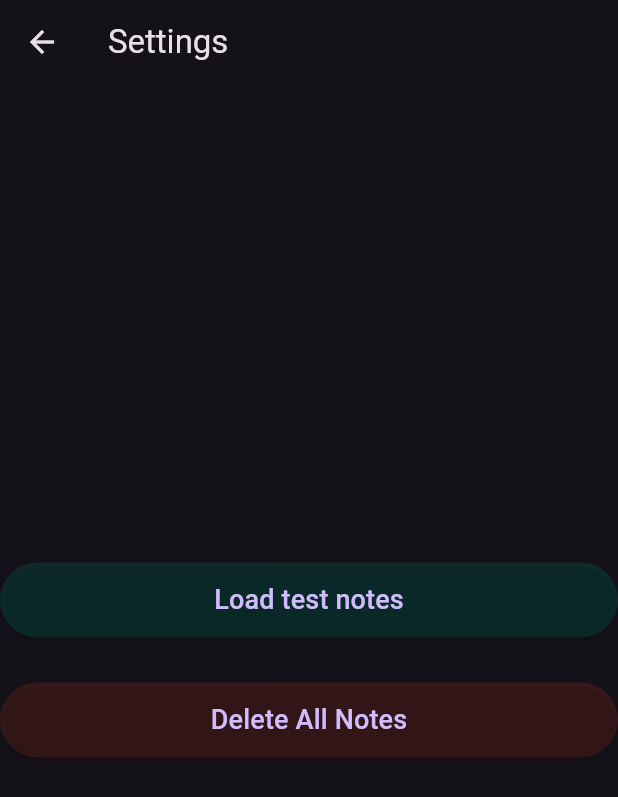
After one commit to PedroMachado042/notez-app, a Flutter app: the SettingsPage screen opened directly, after a tap on "Load test notes", on a phone screen of 412 x 824 dp. The commit adds this screen. Shown: the top 797 px of the screen. Run offline on Flutter 3.47's test engine with Material 3 defaults, Android fonts, the phone set to English and light mode, and no system bars; our stand-ins replace hive_flutter; accounts and stored records are empty.

Commit message:
Settings page

```diff
--- /dev/null
+++ b/lib/data/dummy_data.dart
@@ -0,0 +1,59 @@
+import 'package:hive_flutter/hive_flutter.dart';
+import 'package:notez/data/notifiers.dart';
+
+void loadDummy() {
+  List a = [
+    [
+      'Lista de Compras',
+      '- mamão \n- banana \n- ovos \n- presunto \n- pizza \n- doritos',
+    ],
+    [
+      'Livros',
+      """A mandíbula de Caim
+Moby Dick
+20 Mil Léguas Submarinas
+A Arte da Guerra
+Pequeno Príncipe
+Ilíada/Odisseia
+A Revolução dos Bichos
+A Culpa é das Estrelas
+Magnus Chase
+O Diário de Hass
+Elektra
+O Segredo de Luísa
+Justiça
+Criação - Gore Vidal
+O Andar do Bêbado
+Algorithms to Live By
+King Warrior Magician Lover
+Endurance: A Year in Space
+Código Limpo""",
+    ],
+    [
+      'Frases',
+      '''"Aquele que luta com monstros deve ter cuidado para não se tornar um monstro - E se você olhar por muito tempo para um abismo, o abismo também olha para dentro de você."
+-Nietzsche, Friedrich
+
+"O homem está condenado a ser livre - porque, uma vez lançado ao mundo, ele é responsável por tudo o que faz."
+-Sartre, Jean-Paul
+
+"Vivemos em um mundo onde temos que nos esconder para fazer amor - enquanto a violência é praticada em plena luz do dia."
+-Lennon, John
+
+"Todo o conhecimento humano começou com intuições - passou daí aos conceitos e terminou com ideias."
+-Kant, Immanuel
+
+"O maior castigo para aqueles que não se interessam por política é que serão governados pelos que se interessam."
+-Arnold, Nicholas Murray
+
+"Se queres prever o futuro - estuda o passado."
+-Confúcio''',
+    ],
+  ];
+  final _myBox = Hive.box('mybox');
+  a.forEach((i) {
+    _myBox.put(a.indexOf(i), a[a.indexOf(i)]);
+  });
+  notesLenght.value = _myBox.length;
+  print(_myBox.toMap());
+}
--- a/lib/main.dart
+++ b/lib/main.dart
@@ -6,9 +6,6 @@ void main() async {
   WidgetsFlutterBinding.ensureInitialized();
   // initialize hive;
   await Hive.initFlutter();
-
-  // open the box
-  var box = await Hive.openBox('mybox');
 
   runApp(const MyApp());
 }
--- a/lib/view/pages/note_page.dart
+++ b/lib/view/pages/note_page.dart
@@ -100,7 +100,7 @@ class _NotePageState extends State<NotePage> {
                 controller: controllerTxt,
                 maxLines: null,
                 keyboardType: TextInputType.multiline,
-                style: TextStyle(height: 2.5, fontSize: 16),
+                style: TextStyle(height: 2.2, fontSize: 16),
                 decoration: InputDecoration(
                   hintStyle: TextStyle(color: Colors.white30),
                   hintText: 'Escreva suas notas aqui',
--- a/lib/view/pages/notes_page.dart
+++ b/lib/view/pages/notes_page.dart
@@ -15,6 +15,7 @@ class _NotesPageState extends State<NotesPage> {
   @override
   void initState() {
     super.initState;
+    notesLenght.value = _myBox.length;
     setState(() {});
   }
 
@@ -35,7 +36,6 @@ class _NotesPageState extends State<NotesPage> {
                 value,
                 (index) => NotesContainerWidget(id: index),
               ),
-
             );
           },
         ),
--- /dev/null
+++ b/lib/view/pages/settings_page.dart
@@ -0,0 +1,113 @@
+import 'package:flutter/material.dart';
+import 'package:hive_flutter/hive_flutter.dart';
+import 'package:notez/data/dummy_data.dart';
+import 'package:notez/data/notifiers.dart';
+
+class SettingsPage extends StatefulWidget {
+  const SettingsPage({super.key});
+
+  @override
+  State<SettingsPage> createState() => _SettingsPageState();
+}
+
+class _SettingsPageState extends State<SettingsPage> {
+  final _myBox = Hive.box('mybox');
+  @override
+  Widget build(BuildContext context) {
+    return Scaffold(
+      appBar: AppBar(title: Text('Settings')),
+      body: Container(
+        width: double.infinity,
+        child: Column(
+          mainAxisAlignment: MainAxisAlignment.center,
+          crossAxisAlignment: CrossAxisAlignment.center,
+          spacing: 30,
+          children: [
+            SizedBox(
+              height: 50,
+              width: double.infinity,
+              child: ElevatedButton(
+                style: ElevatedButton.styleFrom(
+                  backgroundColor: const Color.fromARGB(
+                    50,
+                    0,
+                    150,
+                    135,
+                  ),
+                ),
+                onPressed: () {
+                  loadDummy();
+                },
+                child: Text(
+                  'Load test notes',
+                  style: TextStyle(fontSize: 18),
+                ),
+              ),
+            ),
+            SizedBox(
+              height: 50,
+              width: double.infinity,
+              child: ElevatedButton(
+                style: ElevatedButton.styleFrom(
+                  backgroundColor: const Color.fromARGB(
+                    40,
+                    244,
+                    67,
+                    54,
+                  ),
+                ),
+                onPressed: () {
+                  showDialog(
+                    context: context,
+                    builder: (context) {
+                      return AlertDialog(
+                        actionsAlignment:
+                            MainAxisAlignment.spaceBetween,
+                        title: Text('Delete All Notes?'),
+                        content: Text(
+                          'there is no comming back, bro',
+                        ),
+                        actions: [
+                          FilledButton(
+                            onPressed: () {
+                              Navigator.pop(context);
+                              _myBox.clear();
+                              notesLenght.value = 0;
+                              ScaffoldMessenger.of(
+                                context,
+                              ).showSnackBar(
+                                SnackBar(
+                                  content: Text('All notes were deleted...'),
+                                  duration: Duration(seconds: 3),
+                                  behavior: SnackBarBehavior.fixed,
+                                ),
+                              );
+                            },
+                            child: Text(
+                              'Delete',
+                              style: TextStyle(color: Colors.red),
+                            ),
+                          ),
+                          FilledButton(
+                            onPressed: () {
+                              Navigator.pop(context);
+                            },
+                            child: Text('Close'),
+                          ),
+                        ],
+                      );
+                    },
+                  );
+                },
+                child: Text(
+                  'Delete All Notes',
+                  style: TextStyle(fontSize: 18),
+                ),
+              ),
+            ),
+          ],
+        ),
+      ),
+    );
+  }
+}
--- a/lib/view/widget_tree.dart
+++ b/lib/view/widget_tree.dart
@@ -4,6 +4,7 @@ import 'package:hive_flutter/hive_flutter.dart';
 import 'package:notez/data/notifiers.dart';
 import 'package:notez/view/pages/note_page.dart';
 import 'package:notez/view/pages/notes_page.dart';
+import 'package:notez/view/pages/settings_page.dart';
 import 'package:notez/view/pages/tasks_page.dart';
 import 'package:notez/view/widgets/navbar_widget.dart';
 
@@ -41,7 +42,8 @@ class _WidgetTreeState extends State<WidgetTree> {
               notesLenght.value = _myBox.length;
               print(notesLenght.value);
               print(_myBox.get(_myBox.length - 1)[0]);
-              if (_myBox.get(_myBox.length - 1)[0] == '') { //null title safety
+              if (_myBox.get(_myBox.length - 1)[0] == '') {
+                //null title safety
                 _myBox.delete(_myBox.length - 1);
                 notesLenght.value -= 1;
               }
@@ -49,13 +51,20 @@ class _WidgetTreeState extends State<WidgetTree> {
           },
         ),
       ),
-      drawer: Drawer(child: DrawerHeader(child: Text('Texto'))),
+      drawer: Drawer(child: DrawerHeader(child: Text('Profile'))),
       appBar: AppBar(
         centerTitle: true,
         title: Text('Notez', style: TextStyle(fontSize: 25)),
         actions: [
           IconButton(
             onPressed: () {
+              Navigator.push(
+                context,
+                MaterialPageRoute(
+                  builder: (context) => SettingsPage(),
+                ),
+              );
+              //getData();
             },
             icon: Icon(Icons.settings),
           ),
```
